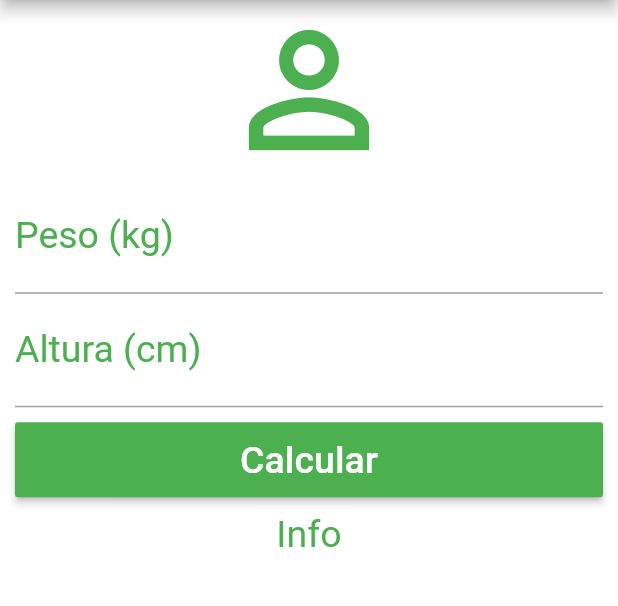
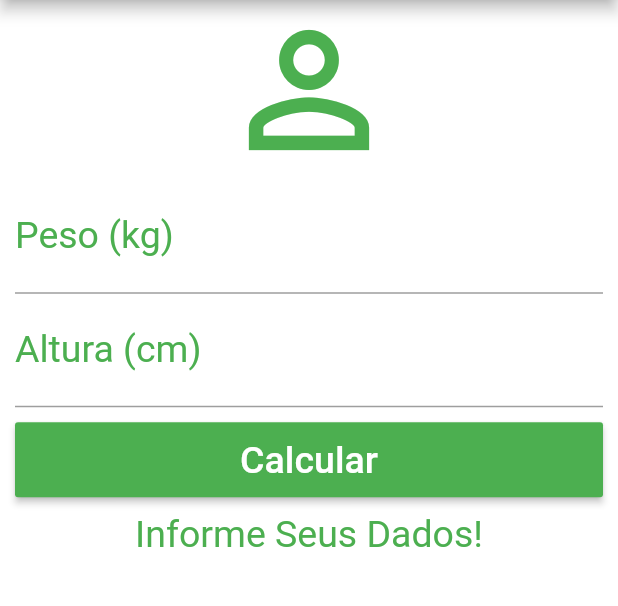
Before and after one commit to gustavomm/calculadora_de_imc, a Flutter app: the screen it shows after launch, after a tap on "Calcular", on a phone screen of 412 x 824 dp, the part 84-690 px from its top. Run offline on Flutter 3.47's test engine with Material 2 defaults, Android fonts, the phone set to English and light mode, and no system bars.

Commit message:
calculos funcionando

```diff
--- a/lib/main.dart
+++ b/lib/main.dart
@@ -12,6 +12,42 @@ class Home extends StatefulWidget {
 }
 
 class _HomeState extends State<Home> {
+  TextEditingController weightController = TextEditingController();
+  TextEditingController heightController = TextEditingController();
+
+  String _info = "Informe Seus Dados!";
+
+  void _resetFields() {
+    weightController.text = "";
+    heightController.text = "";
+    setState(() {
+      _info = "Informe Seus Dados!";
+    });
+  }
+
+  void calculateIMC() {
+    setState(() {
+      double weight = double.parse(weightController.text);
+      double height = double.parse(heightController.text) / 100;
+
+      double imc = weight / (height * height);
+
+      if(imc < 18.6){
+        _info = "Abaixo do Peso (${imc.toStringAsPrecision(4)})";
+      } else if(imc >= 18.6 && imc < 24.9){
+        _info = "Peso Ideal (${imc.toStringAsPrecision(4)})";
+      } else if(imc >= 24.9 && imc < 29.9){
+        _info = "Levemente Acima do Peso (${imc.toStringAsPrecision(4)})";
+      } else if(imc >= 29.9 && imc < 34.9){
+        _info = "Obesidade Grau I (${imc.toStringAsPrecision(4)})";
+      } else if(imc >= 34.9 && imc < 39.9){
+        _info = "Obesidade Grau II (${imc.toStringAsPrecision(4)})";
+      } else if(imc >= 40){
+        _info = "Obesidade Grau III (${imc.toStringAsPrecision(4)})";
+      }
+    });
+  }
+
   @override
   Widget build(BuildContext context) {
     return Scaffold(
@@ -24,7 +60,7 @@ class _HomeState extends State<Home> {
               icon: Icon(
                 Icons.refresh,
               ),
-              onPressed: () {},
+              onPressed: _resetFields,
             )
           ],
         ),
@@ -45,38 +81,35 @@ class _HomeState extends State<Home> {
                       labelText: "Peso (kg)",
                       labelStyle: TextStyle(color: Colors.green)),
                   textAlign: TextAlign.center,
-                  style: TextStyle(color: Colors.green, fontSize: 25.0)),
+                  style: TextStyle(color: Colors.green, fontSize: 25.0),
+                  controller: weightController,
+                ),
                 TextField(
                   keyboardType: TextInputType.number,
                   decoration: InputDecoration(
                       labelText: "Altura (cm)",
                       labelStyle: TextStyle(color: Colors.green)),
                   textAlign: TextAlign.center,
-                  style: TextStyle(color: Colors.green, fontSize: 25.0)),
+                  style: TextStyle(color: Colors.green, fontSize: 25.0),
+                  controller: heightController,
+                ),
                 Padding(
                   padding: EdgeInsets.only(top: 10.0, bottom: 10.0),
                   child: Container(
                       height: 50,
                       child: RaisedButton(
-                        onPressed: (){},
+                          onPressed: calculateIMC,
                           child: Text("Calcular",
-                            style: TextStyle(
-                                color: Colors.white, fontSize: 25
-                            )),
-                        color: Colors.green
-                    )
-                ),
+                              style:
+                                  TextStyle(color: Colors.white, fontSize: 25)),
+                          color: Colors.green)),
                 ),
                 Text(
-                "Info",
+                  _info,
                   textAlign: TextAlign.center,
-                style: TextStyle(
-                    color: Colors.green,
-                    fontSize: 25
-                ),
+                  style: TextStyle(color: Colors.green, fontSize: 25),
                 )
               ],
-          )
-        ));
+            )));
   }
 }
```
Lines whose indentation alone changed are shown as unchanged.
